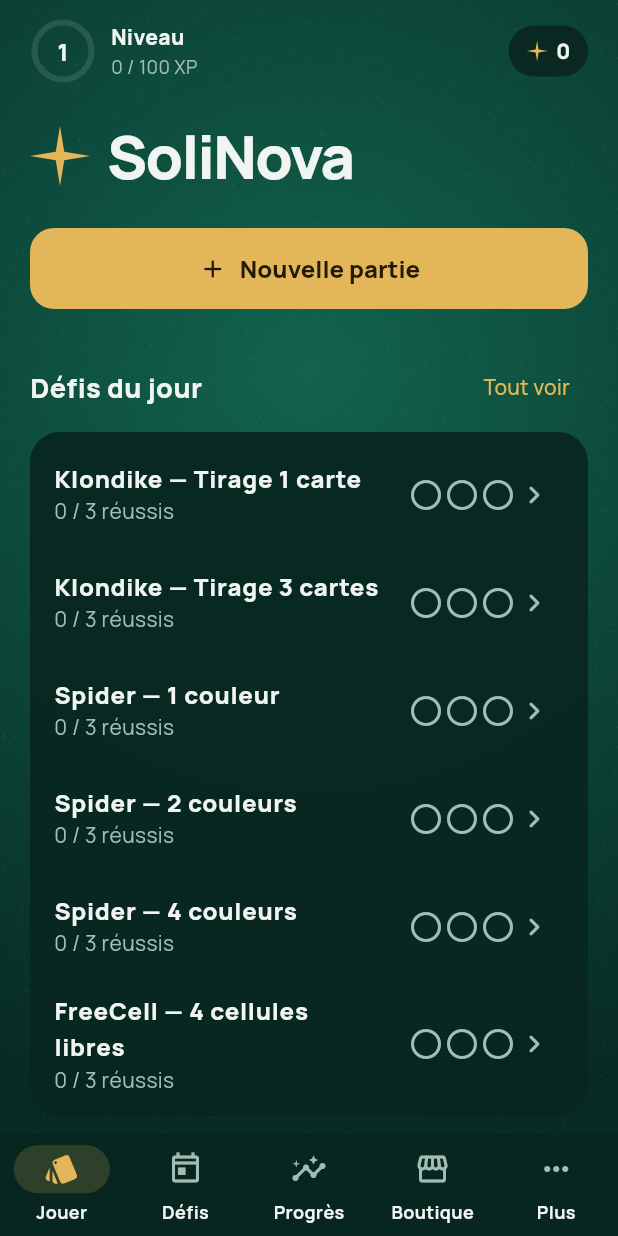
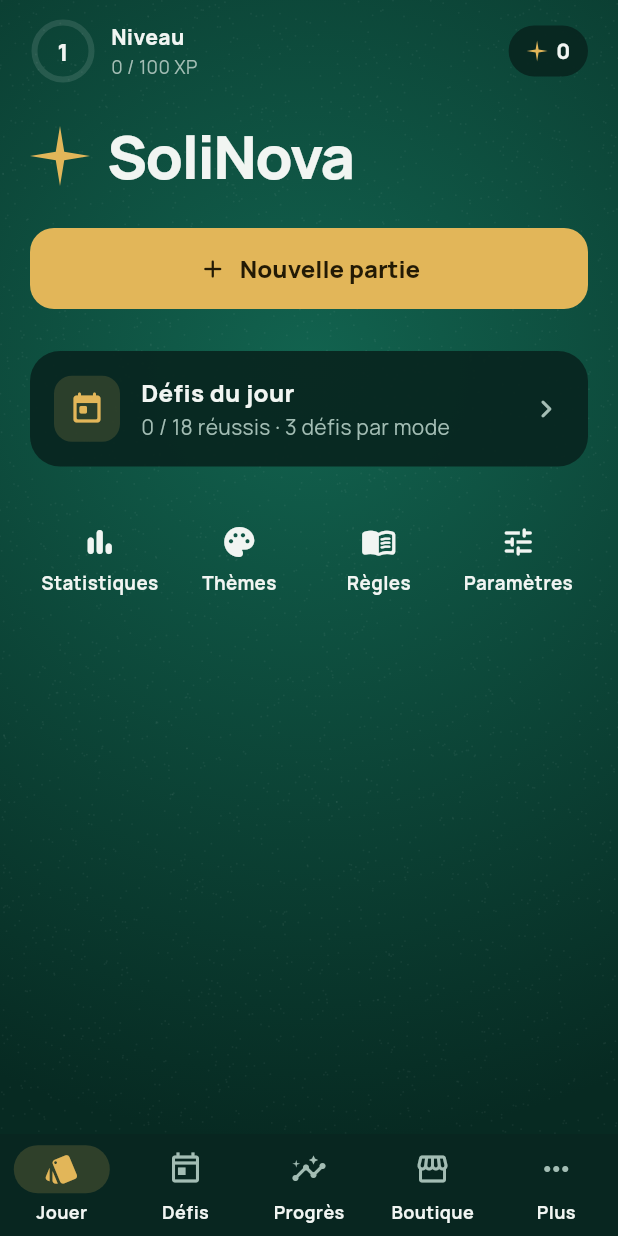
Before and after one commit to HugoErb/SoliNova, a Flutter app: the screen it shows after launch, on a phone screen of 412 x 824 dp. Run offline on Flutter 3.47's test engine with Material 3 defaults, Android fonts, the phone set to English and light mode, and no system bars; our stand-ins replace audioplayers, flutter_riverpod; project files that could hold a hidden picture were left out.

Commit message:
Redesign div défis

```diff
--- a/lib/ui/screens/home_shell.dart
+++ b/lib/ui/screens/home_shell.dart
@@ -5,7 +5,6 @@
 
 import '../../app/game_controller.dart';
 import '../../app/providers.dart';
-import '../../engine/model/game_mode.dart';
 import '../../meta/daily/daily_challenge.dart';
 import '../game/game_screen.dart';
 import '../widgets/common.dart';
@@ -108,7 +107,7 @@
   }
 }
 
-/// Accueil : reprise, nouvelle partie, défis du jour, accès rapides.
+/// Accueil : reprise, nouvelle partie, encart des défis, accès rapides.
 class PlayTab extends ConsumerWidget {
   const PlayTab({super.key, required this.onOpenTab});
 
@@ -209,53 +208,10 @@
                 onPressed: () => showNewGameSheet(context, ref),
               ),
         const SizedBox(height: 28),
-        Row(
-          children: [
-            const Expanded(
-              child: Text(
-                'Défis du jour',
-                style: TextStyle(fontSize: 18, fontWeight: FontWeight.w800),
-              ),
-            ),
-            TextButton(
-              onPressed: () => onOpenTab(1),
-              child: const Text('Tout voir'),
-            ),
-          ],
-        ),
-        const SizedBox(height: 6),
-        Panel(
-          padding: const EdgeInsets.symmetric(vertical: 6),
-          child: Column(
-            children: [
-              for (final mode in GameMode.values)
-                ListTile(
-                  onTap: () {
-                    ref.read(challengeModeProvider.notifier).select(mode);
-                    onOpenTab(1);
-                  },
-                  title: Text(
-                    mode.fullName,
-                    style: const TextStyle(fontWeight: FontWeight.w800),
-                  ),
-                  subtitle: Text(
-                    '${dailies.succeededOn(date, mode)} / 3 réussis',
-                  ),
-                  trailing: Row(
-                    mainAxisSize: MainAxisSize.min,
-                    children: [
-                      for (final c in today)
-                        if (c.mode == mode)
-                          _StatusDot(status: dailies.of(c.id).status),
-                      Icon(
-                        Icons.chevron_right_rounded,
-                        color: scheme.onSurfaceVariant,
-                      ),
-                    ],
-                  ),
-                ),
-            ],
-          ),
+        _ChallengesTeaser(
+          done: dailies.succeededOn(date),
+          total: today.length,
+          onTap: () => onOpenTab(1),
         ),
         const SizedBox(height: 28),
         _QuickLinks(onOpenTab: onOpenTab),
@@ -325,32 +281,62 @@
   }
 }
 
-/// Pastille d'état d'un défi.
-class _StatusDot extends StatelessWidget {
-  const _StatusDot({required this.status});
+/// Encart d'accueil vers la page des défis du jour.
+class _ChallengesTeaser extends StatelessWidget {
+  const _ChallengesTeaser({
+    required this.done,
+    required this.total,
+    required this.onTap,
+  });
 
-  final ChallengeStatus status;
+  final int done;
+  final int total;
+  final VoidCallback onTap;
 
   @override
   Widget build(BuildContext context) {
     final scheme = Theme.of(context).colorScheme;
-    return switch (status) {
-      ChallengeStatus.succeeded => Icon(
-        Icons.check_circle_rounded,
-        color: scheme.primary,
-        semanticLabel: 'Réussi',
+    final complete = done >= total;
+    return Panel(
+      onTap: onTap,
+      padding: const EdgeInsets.all(16),
+      child: Row(
+        children: [
+          Container(
+            width: 44,
+            height: 44,
+            decoration: BoxDecoration(
+              color: scheme.primary.withValues(alpha: 0.16),
+              borderRadius: BorderRadius.circular(12),
+            ),
+            child: Icon(
+              complete ? Icons.emoji_events_rounded : Icons.today_rounded,
+              color: scheme.primary,
+            ),
+          ),
+          const SizedBox(width: 14),
+          Expanded(
+            child: Column(
+              crossAxisAlignment: CrossAxisAlignment.start,
+              children: [
+                const Text(
+                  'Défis du jour',
+                  style: TextStyle(fontSize: 16, fontWeight: FontWeight.w800),
+                ),
+                const SizedBox(height: 2),
+                Text(
+                  complete
+                      ? 'Tous les défis sont réussis, bravo !'
+                      : '$done / $total réussis · 3 défis par mode',
+                  style: TextStyle(color: scheme.onSurfaceVariant),
+                ),
+              ],
+            ),
+          ),
+          Icon(Icons.chevron_right_rounded, color: scheme.onSurfaceVariant),
+        ],
       ),
-      ChallengeStatus.inProgress => Icon(
-        Icons.timelapse_rounded,
-        color: scheme.onSurface,
-        semanticLabel: 'En cours',
-      ),
-      ChallengeStatus.notStarted => Icon(
-        Icons.radio_button_unchecked_rounded,
-        color: scheme.onSurfaceVariant,
-        semanticLabel: 'À faire',
-      ),
-    };
+    );
   }
 }
 
```
